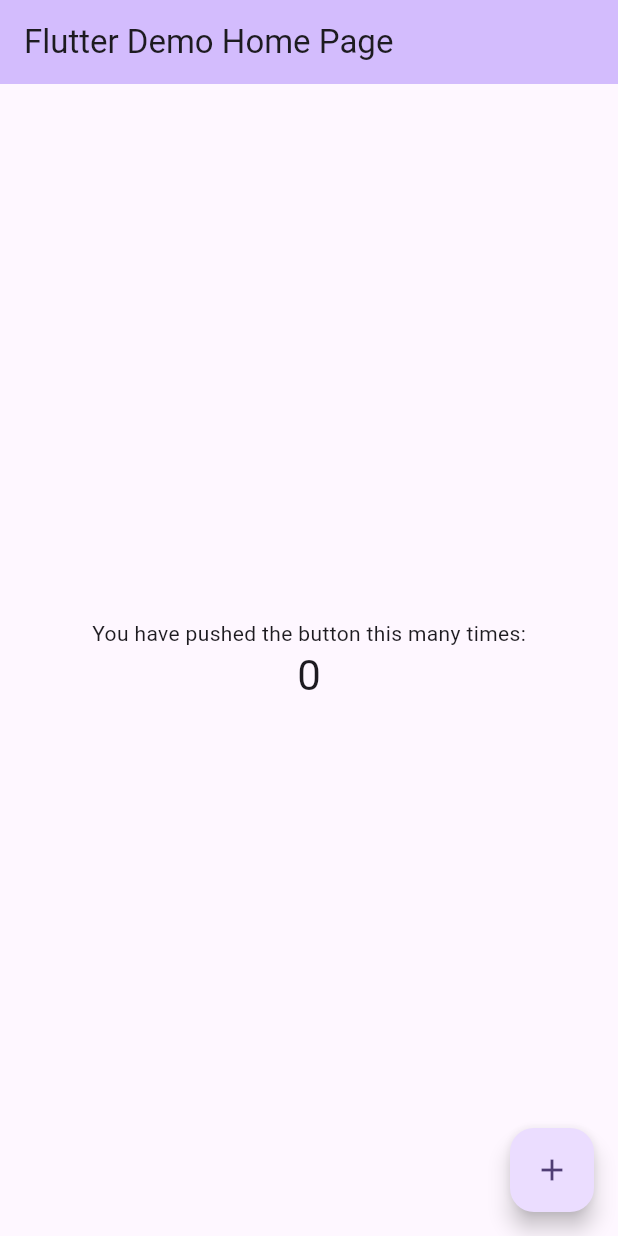
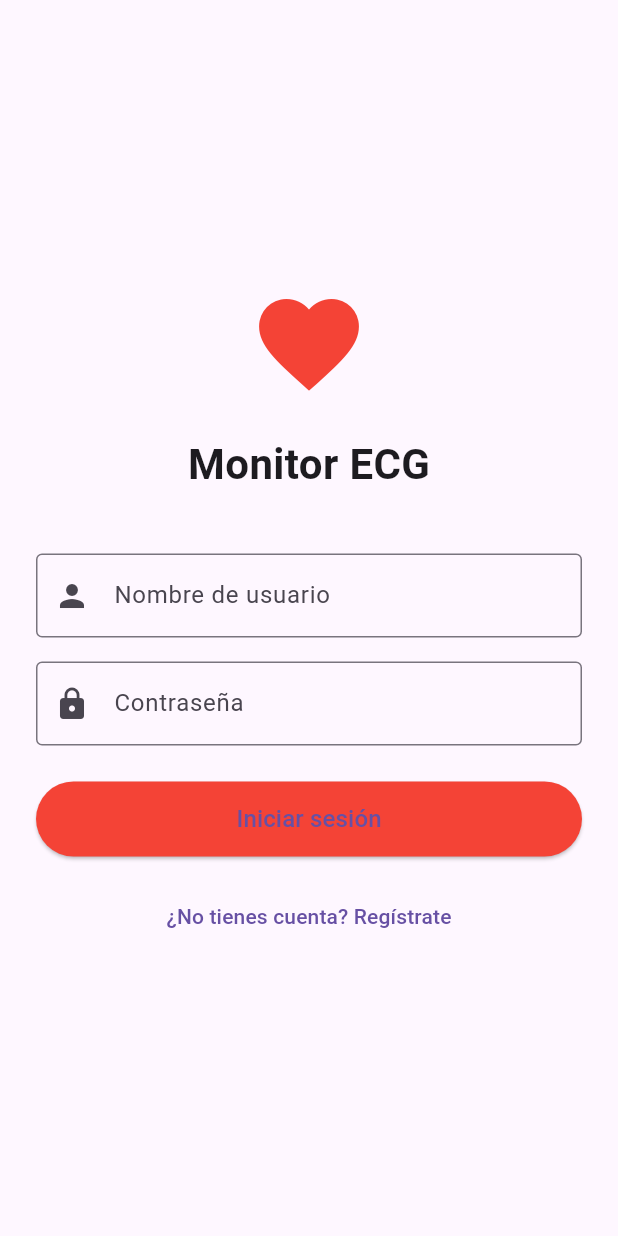
Before and after one commit to Danniel-Al/Taller-Apps-ecg_monitor, a Flutter app: the screen it shows after launch, on a phone screen of 412 x 824 dp. Run offline on Flutter 3.47's test engine with Material 3 defaults, Android fonts, the phone set to English and light mode, and no system bars.

Commit message:
Agregar pantalla de inicio

```diff
--- a/lib/main.dart
+++ b/lib/main.dart
@@ -1,4 +1,6 @@
+// lib/main.dart
 import 'package:flutter/material.dart';
+import 'screens/login_screen.dart';
 
 void main() {
   runApp(const MyApp());
@@ -7,116 +9,16 @@ void main() {
 class MyApp extends StatelessWidget {
   const MyApp({super.key});
 
-  // This widget is the root of your application.
   @override
   Widget build(BuildContext context) {
     return MaterialApp(
-      title: 'Flutter Demo',
+      title: 'Monitor ECG',
+      debugShowCheckedModeBanner: false,
       theme: ThemeData(
-        // This is the theme of your application.
-        //
-        // TRY THIS: Try running your application with "flutter run". You'll see
-        // the application has a purple toolbar. Then, without quitting the app,
-        // try changing the seedColor in the colorScheme below to Colors.green
-        // and then invoke "hot reload" (save your changes or press the "hot
-        // reload" button in a Flutter-supported IDE, or press "r" if you used
-        // the command line to start the app).
-        //
-        // Notice that the counter didn't reset back to zero; the application
-        // state is not lost during the reload. To reset the state, use hot
-        // restart instead.
-        //
-        // This works for code too, not just values: Most code changes can be
-        // tested with just a hot reload.
-        colorScheme: .fromSeed(seedColor: Colors.deepPurple),
+        primarySwatch: Colors.red,
+        useMaterial3: true,
       ),
-      home: const MyHomePage(title: 'Flutter Demo Home Page'),
+      home: const LoginScreen(),
     );
   }
 }
-
-class MyHomePage extends StatefulWidget {
-  const MyHomePage({super.key, required this.title});
-
-  // This widget is the home page of your application. It is stateful, meaning
-  // that it has a State object (defined below) that contains fields that affect
-  // how it looks.
-
-  // This class is the configuration for the state. It holds the values (in this
-  // case the title) provided by the parent (in this case the App widget) and
-  // used by the build method of the State. Fields in a Widget subclass are
-  // always marked "final".
-
-  final String title;
-
-  @override
-  State<MyHomePage> createState() => _MyHomePageState();
-}
-
-class _MyHomePageState extends State<MyHomePage> {
-  int _counter = 0;
-
-  void _incrementCounter() {
-    setState(() {
-      // This call to setState tells the Flutter framework that something has
-      // changed in this State, which causes it to rerun the build method below
-      // so that the display can reflect the updated values. If we changed
-      // _counter without calling setState(), then the build method would not be
-      // called again, and so nothing would appear to happen.
-      _counter++;
-    });
-  }
-
-  @override
-  Widget build(BuildContext context) {
-    // This method is rerun every time setState is called, for instance as done
-    // by the _incrementCounter method above.
-    //
-    // The Flutter framework has been optimized to make rerunning build methods
-    // fast, so that you can just rebuild anything that needs updating rather
-    // than having to individually change instances of widgets.
-    return Scaffold(
-      appBar: AppBar(
-        // TRY THIS: Try changing the color here to a specific color (to
-        // Colors.amber, perhaps?) and trigger a hot reload to see the AppBar
-        // change color while the other colors stay the same.
-        backgroundColor: Theme.of(context).colorScheme.inversePrimary,
-        // Here we take the value from the MyHomePage object that was created by
-        // the App.build method, and use it to set our appbar title.
-        title: Text(widget.title),
-      ),
-      body: Center(
-        // Center is a layout widget. It takes a single child and positions it
-        // in the middle of the parent.
-        child: Column(
-          // Column is also a layout widget. It takes a list of children and
-          // arranges them vertically. By default, it sizes itself to fit its
-          // children horizontally, and tries to be as tall as its parent.
-          //
-          // Column has various properties to control how it sizes itself and
-          // how it positions its children. Here we use mainAxisAlignment to
-          // center the children vertically; the main axis here is the vertical
-          // axis because Columns are vertical (the cross axis would be
-          // horizontal).
-          //
-          // TRY THIS: Invoke "debug painting" (choose the "Toggle Debug Paint"
-          // action in the IDE, or press "p" in the console), to see the
-          // wireframe for each widget.
-          mainAxisAlignment: .center,
-          children: [
-            const Text('You have pushed the button this many times:'),
-            Text(
-              '$_counter',
-              style: Theme.of(context).textTheme.headlineMedium,
-            ),
-          ],
-        ),
-      ),
-      floatingActionButton: FloatingActionButton(
-        onPressed: _incrementCounter,
-        tooltip: 'Increment',
-        child: const Icon(Icons.add),
-      ),
-    );
-  }
-}
--- /dev/null
+++ b/lib/screens/login_screen.dart
@@ -0,0 +1,90 @@
+// lib/screens/login_screen.dart
+import 'package:flutter/material.dart';
+
+class LoginScreen extends StatefulWidget {
+  const LoginScreen({super.key});
+
+  @override
+  State<LoginScreen> createState() => _LoginScreenState();
+}
+
+class _LoginScreenState extends State<LoginScreen> {
+  final TextEditingController _usernameController = TextEditingController();
+  final TextEditingController _passwordController = TextEditingController();
+
+  void _handleLogin() {
+    final username = _usernameController.text.trim();
+    final password = _passwordController.text;
+
+    if (username.isEmpty || password.isEmpty) {
+      _showError('Por favor ingresa usuario y contraseña');
+    } else {
+      // Por ahora solo muestra un mensaje de éxito
+      _showSuccess('Bienvenido $username');
+    }
+  }
+
+  void _showError(String message) {
+    ScaffoldMessenger.of(context).showSnackBar(
+      SnackBar(content: Text(message), backgroundColor: Colors.red),
+    );
+  }
+
+  void _showSuccess(String message) {
+    ScaffoldMessenger.of(context).showSnackBar(
+      SnackBar(content: Text(message), backgroundColor: Colors.green),
+    );
+  }
+
+  @override
+  Widget build(BuildContext context) {
+    return Scaffold(
+      body: Padding(
+        padding: const EdgeInsets.all(24.0),
+        child: Column(
+          mainAxisAlignment: MainAxisAlignment.center,
+          children: [
+            const Icon(Icons.favorite, size: 80, color: Colors.red),
+            const SizedBox(height: 20),
+            const Text('Monitor ECG', style: TextStyle(fontSize: 28, fontWeight: FontWeight.bold)),
+            const SizedBox(height: 40),
+            TextField(
+              controller: _usernameController,
+              decoration: const InputDecoration(
+                labelText: 'Nombre de usuario',
+                border: OutlineInputBorder(),
+                prefixIcon: Icon(Icons.person),
+              ),
+            ),
+            const SizedBox(height: 16),
+            TextField(
+              controller: _passwordController,
+              obscureText: true,
+              decoration: const InputDecoration(
+                labelText: 'Contraseña',
+                border: OutlineInputBorder(),
+                prefixIcon: Icon(Icons.lock),
+              ),
+            ),
+            const SizedBox(height: 24),
+            ElevatedButton(
+              onPressed: _handleLogin,
+              style: ElevatedButton.styleFrom(
+                minimumSize: const Size(double.infinity, 50),
+                backgroundColor: Colors.red,
+              ),
+              child: const Text('Iniciar sesión', style: TextStyle(fontSize: 16)),
+            ),
+            const SizedBox(height: 16),
+            TextButton(
+              onPressed: () {
+                // TODO: Navegar a registro (próximo paso)
+              },
+              child: const Text('¿No tienes cuenta? Regístrate'),
+            ),
+          ],
+        ),
+      ),
+    );
+  }
+}
```
